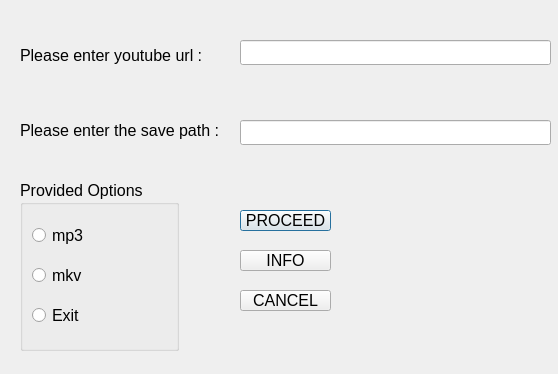
dimkatsi91/Cpp-STL-Examples, file GUI_Prog/youtube_utility_draft_1/youtube_dl_dialog.ui: the form before one commit.
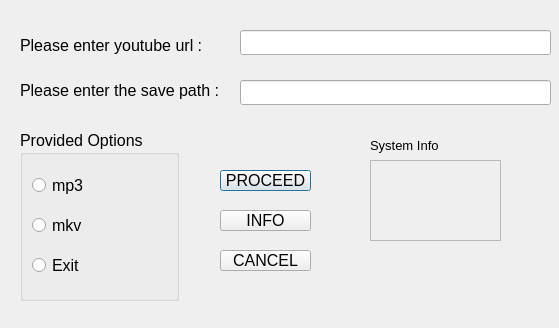
The form after the commit.

Commit message: Add host related info using Qt's QProcess class

```diff
--- a/GUI_Prog/youtube_utility_draft_1/youtube_dl_dialog.ui
+++ b/GUI_Prog/youtube_utility_draft_1/youtube_dl_dialog.ui
@@ -6,8 +6,8 @@
    <rect>
     <x>0</x>
     <y>0</y>
-    <width>558</width>
-    <height>374</height>
+    <width>559</width>
+    <height>328</height>
    </rect>
   </property>
   <property name="font">
@@ -26,7 +26,7 @@
    <property name="geometry">
     <rect>
      <x>20</x>
-     <y>180</y>
+     <y>130</y>
      <width>159</width>
      <height>171</height>
     </rect>
@@ -61,8 +61,8 @@
   <widget class="QPushButton" name="ok_pushButton">
    <property name="geometry">
     <rect>
-     <x>240</x>
-     <y>210</y>
+     <x>220</x>
+     <y>170</y>
      <width>91</width>
      <height>21</height>
     </rect>
@@ -74,8 +74,8 @@
   <widget class="QPushButton" name="cancel_pushButton">
    <property name="geometry">
     <rect>
-     <x>240</x>
-     <y>290</y>
+     <x>220</x>
+     <y>250</y>
      <width>91</width>
      <height>21</height>
     </rect>
@@ -88,7 +88,7 @@
    <property name="geometry">
     <rect>
      <x>20</x>
-     <y>30</y>
+     <y>20</y>
      <width>191</width>
      <height>51</height>
     </rect>
@@ -101,7 +101,7 @@
    <property name="geometry">
     <rect>
      <x>240</x>
-     <y>40</y>
+     <y>30</y>
      <width>311</width>
      <height>25</height>
     </rect>
@@ -111,7 +111,7 @@
    <property name="geometry">
     <rect>
      <x>20</x>
-     <y>120</y>
+     <y>80</y>
      <width>201</width>
      <height>20</height>
     </rect>
@@ -124,7 +124,7 @@
    <property name="geometry">
     <rect>
      <x>240</x>
-     <y>120</y>
+     <y>80</y>
      <width>311</width>
      <height>25</height>
     </rect>
@@ -133,8 +133,8 @@
   <widget class="QPushButton" name="info_button">
    <property name="geometry">
     <rect>
-     <x>240</x>
-     <y>250</y>
+     <x>220</x>
+     <y>210</y>
      <width>91</width>
      <height>21</height>
     </rect>
@@ -147,15 +147,70 @@
    <property name="geometry">
     <rect>
      <x>460</x>
-     <y>300</y>
+     <y>260</y>
      <width>91</width>
-     <height>71</height>
+     <height>61</height>
     </rect>
    </property>
    <property name="text">
     <string/>
    </property>
   </widget>
+  <widget class="QLabel" name="system_label">
+   <property name="geometry">
+    <rect>
+     <x>370</x>
+     <y>160</y>
+     <width>131</width>
+     <height>81</height>
+    </rect>
+   </property>
+   <property name="font">
+    <font>
+     <pointsize>8</pointsize>
+     <weight>50</weight>
+     <bold>false</bold>
+    </font>
+   </property>
+   <property name="frameShape">
+    <enum>QFrame::StyledPanel</enum>
+   </property>
+   <property name="frameShadow">
+    <enum>QFrame::Plain</enum>
+   </property>
+   <property name="text">
+    <string/>
+   </property>
+   <property name="textFormat">
+    <enum>Qt::PlainText</enum>
+   </property>
+   <property name="alignment">
+    <set>Qt::AlignLeading|Qt::AlignLeft|Qt::AlignVCenter</set>
+   </property>
+   <property name="wordWrap">
+    <bool>true</bool>
+   </property>
+  </widget>
+  <widget class="QLabel" name="label">
+   <property name="geometry">
+    <rect>
+     <x>370</x>
+     <y>130</y>
+     <width>101</width>
+     <height>31</height>
+    </rect>
+   </property>
+   <property name="font">
+    <font>
+     <pointsize>10</pointsize>
+     <weight>50</weight>
+     <bold>false</bold>
+    </font>
+   </property>
+   <property name="text">
+    <string>System Info</string>
+   </property>
+  </widget>
  </widget>
  <resources/>
  <connections/>
```
The commit also changes 3 other files.
